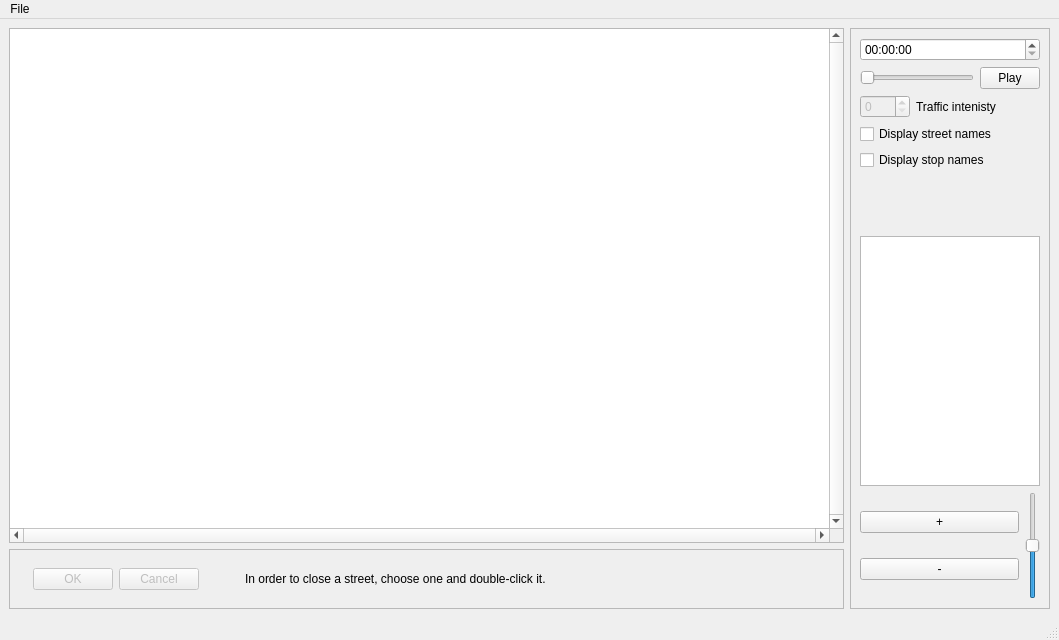
The window that src/traffic/mainwindow.ui (pirxus/VUT-FIT-ICP-project) describes before a commit, drawn with Qt 5.
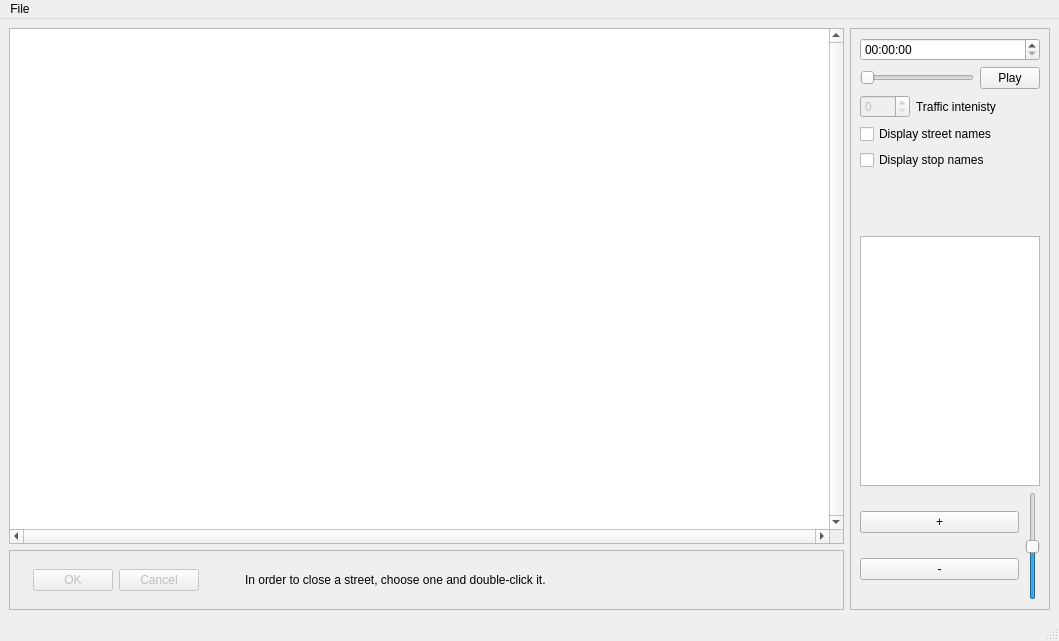
The same window after the commit.

Commit message: add sliderSpeed signal connection, itinerary display random numbers instead of time

What changed in the file:
```diff
--- a/src/traffic/mainwindow.ui
+++ b/src/traffic/mainwindow.ui
@@ -10,7 +10,7 @@
     <x>0</x>
     <y>0</y>
     <width>1059</width>
-    <height>640</height>
+    <height>641</height>
    </rect>
   </property>
   <property name="sizePolicy">
```
Left out of the diff: 9 changed lines with no effect on the pictures. The commit also changes 2 other files.
